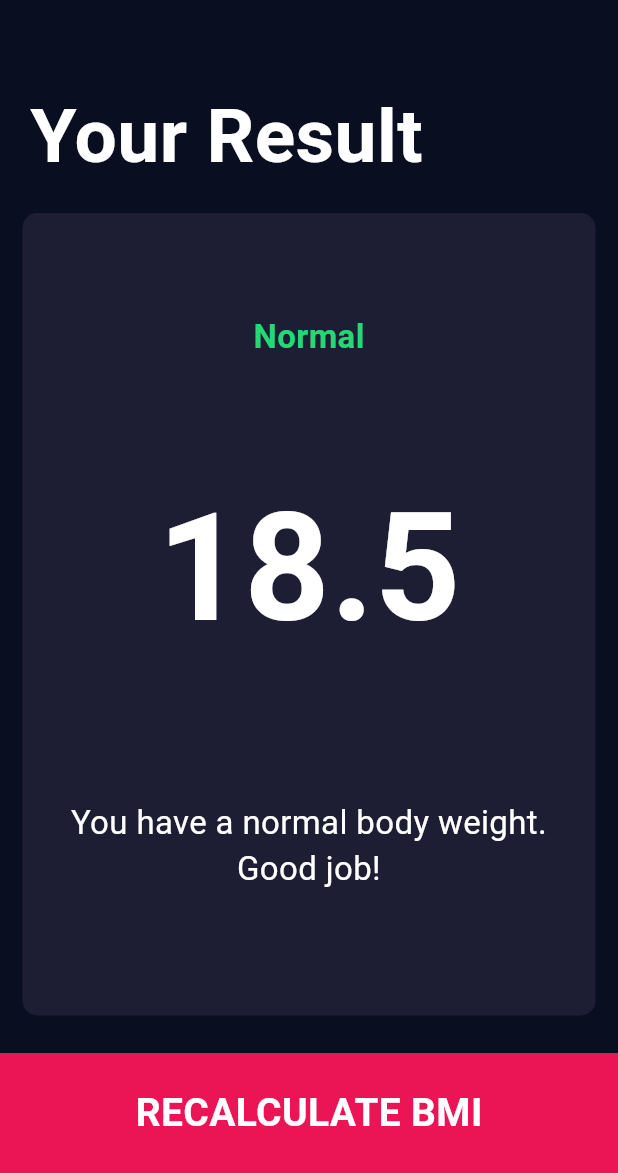
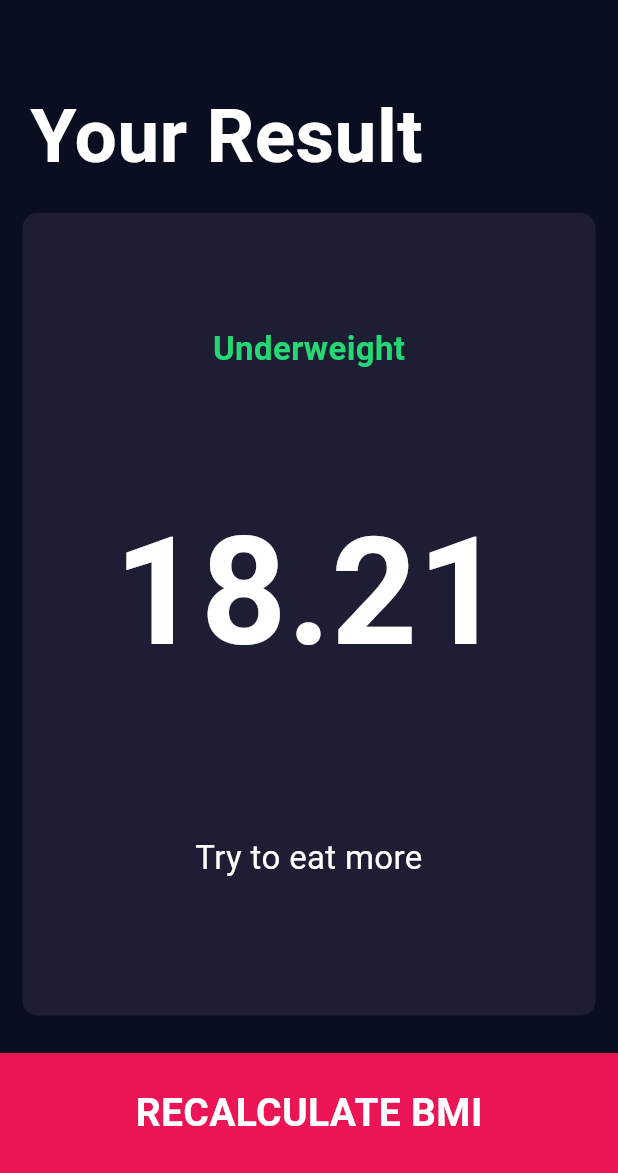
Before and after one commit to roystondz/BMI_APP, a Flutter app: the screen it shows after launch, after a tap on "CALCULATE BMI", on a phone screen of 412 x 824 dp, the part 63-1236 px from its top. Run offline on Flutter 3.47's test engine with Material 3 defaults, Android fonts, the phone set to English and light mode, and no system bars; our stand-ins replace font_awesome_flutter.

Commit message:
bmi_functionality

```diff
--- /dev/null
+++ b/lib/brain.dart
@@ -0,0 +1,38 @@
+import 'package:flutter/cupertino.dart';
+import 'dart:math';
+
+class Brain{
+  Brain({@required this.weight,@required this.height});
+  int ?weight;
+  int ?height;
+
+  double _bmi=0;
+
+  String calculateBMI(){
+    double bmi = weight! / pow(height!/100, 2);
+    _bmi = bmi;
+    String ans = bmi.toStringAsFixed(2);
+    return ans;
+  }
+  String getResult(){
+
+    if(_bmi>=25){
+      return 'Overweight';
+    }else if(_bmi>=18.5)
+      {
+        return 'Normal';
+      }else{
+      return 'Underweight';
+    }
+  }
+  String getInterpretation(){
+    if(_bmi>=25){
+      return 'Try To Exercise More to gain more weight';
+    }else if(_bmi>=18.5)
+    {
+      return 'You are doing great.Good Job';
+    }else{
+      return 'Try to eat more';
+    }
+  }
+}
--- a/lib/input_page.dart
+++ b/lib/input_page.dart
@@ -4,6 +4,7 @@ import 'package:font_awesome_flutter/font_awesome_flutter.dart';
 import 'icon_content.dart';
 import 'reuseable_card.dart';
 import 'result_page.dart';
+import 'brain.dart';
 
 const blockColor = Color(0xFF1D1E33);
 const bottomContainerColor = Color(0xFFEB1555);
@@ -287,7 +288,12 @@ class _BMIBodyState extends State<BMIBody> {
             ),
             GestureDetector(
               onTap: (){
-                Navigator.push(context, MaterialPageRoute(builder: (context)=>ResultPage()));
+                Brain br = Brain(height: height, weight: weight);
+                Navigator.push(context, MaterialPageRoute(builder: (context)=>ResultPage(
+                  bmi: br.calculateBMI(),
+                  result: br.getResult(),
+                  interpretation: br.getInterpretation(),
+                )));
               },
               child: Container(
 
--- a/lib/result_page.dart
+++ b/lib/result_page.dart
@@ -5,7 +5,12 @@ const bottomContainerColor = Color(0xFFEB1555);
 const blockColor = Color(0xFF1D1E33);
 
 class ResultPage extends StatelessWidget {
-  const ResultPage({super.key});
+
+  ResultPage({@required this.bmi, @required this.result, @required this.interpretation});
+
+  final String? bmi;
+  final String? result;
+  final String? interpretation;
 
   @override
   Widget build(BuildContext context) {
@@ -39,7 +44,7 @@ class ResultPage extends StatelessWidget {
                 children: <Widget>[
                   Center(
                     child: Text(
-                      'Normal',
+                      result!,
                       style: TextStyle(
                         fontSize: 22.0,
                         fontWeight: FontWeight.bold,
@@ -49,7 +54,7 @@ class ResultPage extends StatelessWidget {
                   ),
                   Center(
                     child: Text(
-                      '18.5',
+                      bmi!,
                       style: TextStyle(
                         fontSize: 100.0,
                         fontWeight: FontWeight.bold,
@@ -60,7 +65,7 @@ class ResultPage extends StatelessWidget {
                     child: Padding(
                       padding: const EdgeInsets.all(15.0),
                       child: Text(
-                        'You have a normal body weight. Good job!',
+                        interpretation!,
                         textAlign: TextAlign.center,
                         style: TextStyle(
                           fontSize: 22.0,
```
